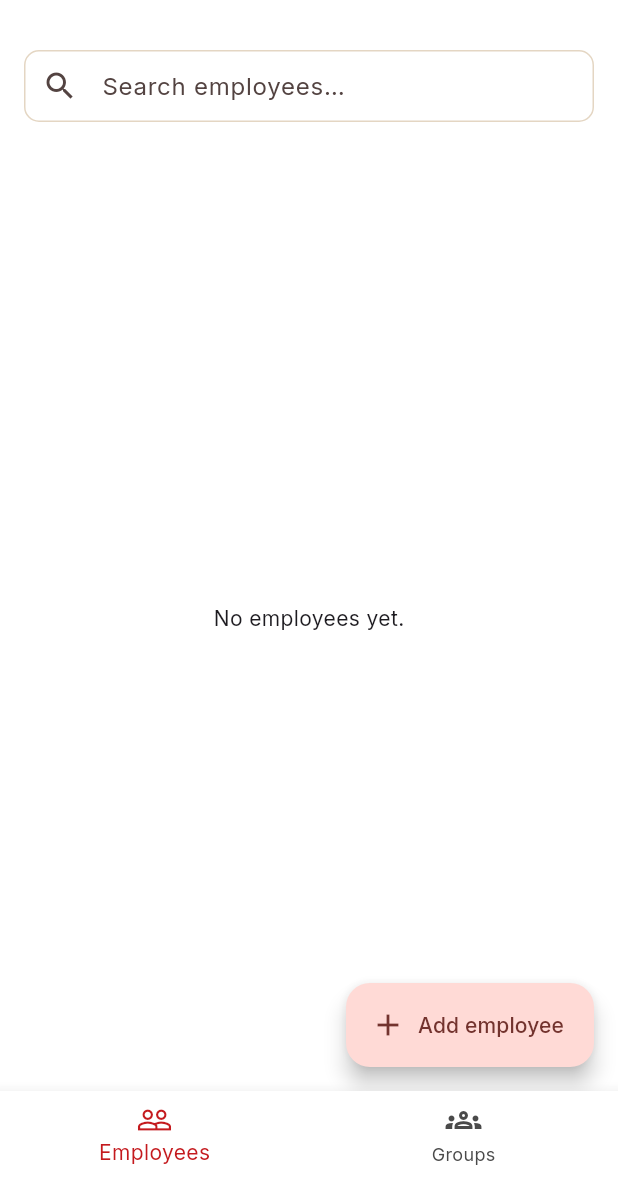
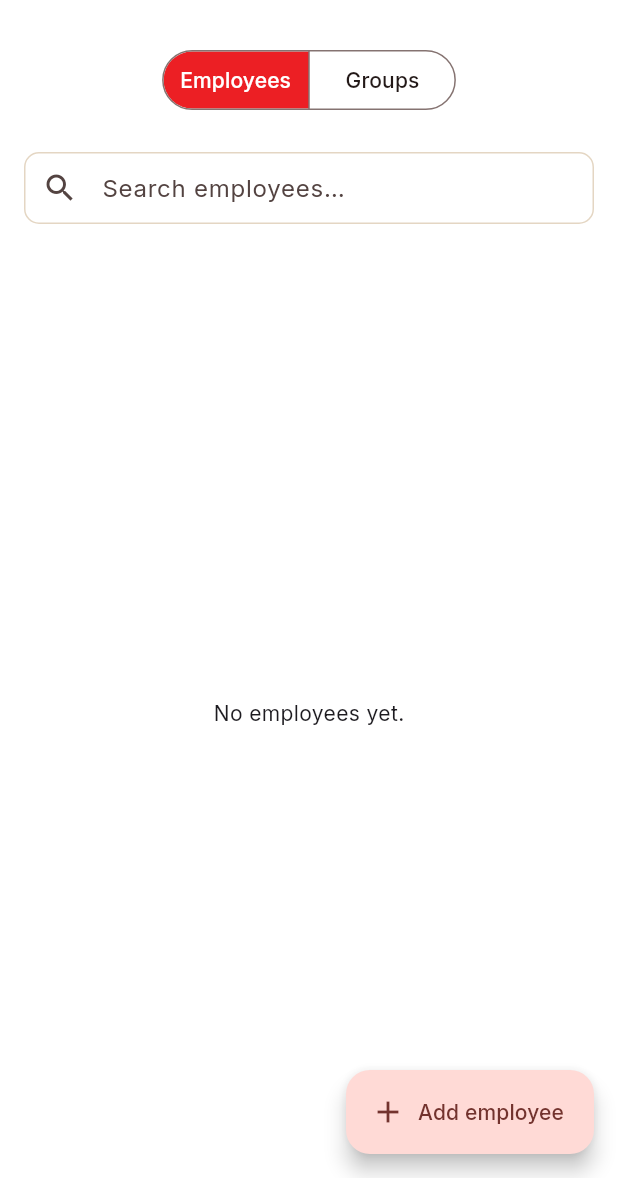
Before and after one commit to DFourie87/Nanini, a Flutter app: the EmployeesHomeScreen screen opened directly, on a phone screen of 412 x 824 dp, the part 58-1236 px from its top. Run offline on Flutter 3.47's test engine with Material 3 defaults, Android fonts, the phone set to English and light mode, and no system bars; our stand-ins replace csv, fl_chart, flutter_map, google_fonts, latlong2, pdf and 4 more; accounts and stored records are empty; network calls fail.

Commit message:
Restyle Employee List top tabs to match other apps, keep them at top
Per follow-up: keep the Employees/Groups selector at the top (not
bottom nav as first done), but restyle it as a rust-filled
SegmentedButton -- the same selector style used for the category and
produce-type pickers in the Sales and Packaging apps -- instead of a
plain Material TabBar.

Co-Authored-By: Claude Sonnet 5 <noreply@anthropic.com>
Claude-Session: https://claude.ai/code/session_0154FLxM7bQ7qjn16GE6RHFv

```diff
--- a/nanini_app/lib/features/employees/employees_home_screen.dart
+++ b/nanini_app/lib/features/employees/employees_home_screen.dart
@@ -6,6 +6,7 @@ import '../../core/widgets/confirm_dialog.dart';
 import '../../core/auth/admin_gate.dart';
 import '../../core/widgets/nanini_app_bar.dart';
 import '../../core/widgets/toast.dart';
+import '../../theme/nanini_theme.dart';
 import 'employee_form.dart';
 import 'employees_models.dart';
 import 'employees_repository.dart';
@@ -46,13 +47,25 @@ class _EmployeesHomeScreenState extends State<EmployeesHomeScreen> {
           ),
         ],
       ),
-      body: pages[index],
-      bottomNavigationBar: BottomNavigationBar(
-        currentIndex: index,
-        onTap: (i) => setState(() => index = i),
-        items: const [
-          BottomNavigationBarItem(icon: Icon(Icons.people_outline), label: 'Employees'),
-          BottomNavigationBarItem(icon: Icon(Icons.groups_outlined), label: 'Groups'),
+      body: Column(
+        children: [
+          Padding(
+            padding: const EdgeInsets.fromLTRB(16, 12, 16, 8),
+            child: SegmentedButton<int>(
+              segments: const [
+                ButtonSegment(value: 0, label: Text('Employees')),
+                ButtonSegment(value: 1, label: Text('Groups')),
+              ],
+              selected: {index},
+              onSelectionChanged: (s) => setState(() => index = s.first),
+              showSelectedIcon: false,
+              style: SegmentedButton.styleFrom(
+                selectedBackgroundColor: NaniniColors.rust,
+                selectedForegroundColor: Colors.white,
+              ),
+            ),
+          ),
+          Expanded(child: pages[index]),
         ],
       ),
     );
```
